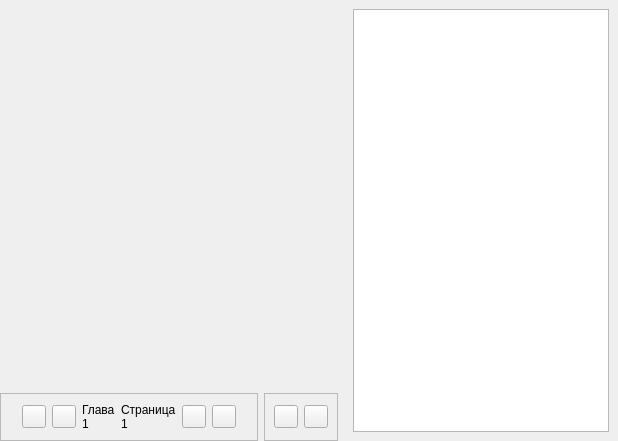
This is data/ui/widgets/reader.ui in brandonzorn/Nlight as Qt 5 draws it before an edit. The edited form follows.
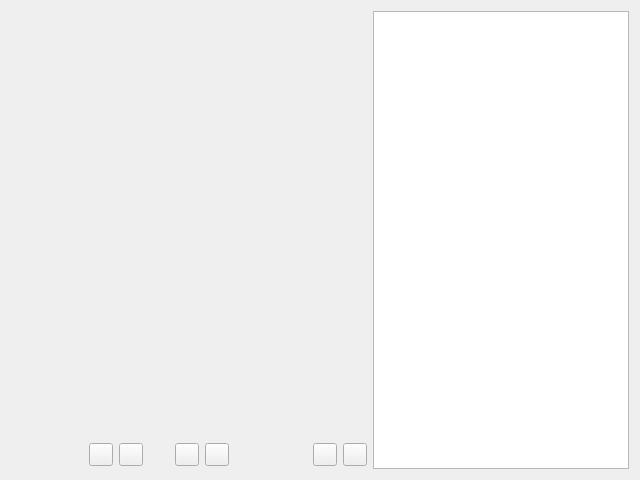
This is the edited form. Custom widgets are drawn as their Qt base class.

Commit message: feat: update info and reader pages

The edit to the form file:
```diff
--- a/data/ui/widgets/reader.ui
+++ b/data/ui/widgets/reader.ui
@@ -6,28 +6,13 @@
    <rect>
     <x>0</x>
     <y>0</y>
-    <width>618</width>
-    <height>441</height>
+    <width>640</width>
+    <height>480</height>
    </rect>
   </property>
-  <property name="windowTitle">
-   <string>Form</string>
-  </property>
-  <layout class="QHBoxLayout" name="horizontalLayout">
-   <property name="leftMargin">
-    <number>0</number>
-   </property>
-   <property name="topMargin">
-    <number>0</number>
-   </property>
-   <property name="rightMargin">
-    <number>0</number>
-   </property>
-   <property name="bottomMargin">
-    <number>0</number>
-   </property>
+  <layout class="QHBoxLayout" name="horizontalLayout_2">
    <item>
-    <widget class="QWidget" name="widget" native="true">
+    <widget class="SimpleCardWidget" name="readerCardWidget">
      <property name="sizePolicy">
       <sizepolicy hsizetype="Expanding" vsizetype="Expanding">
        <horstretch>0</horstretch>
@@ -56,6 +41,9 @@
          </sizepolicy>
         </property>
         <layout class="QHBoxLayout" name="reader_layout">
+         <property name="spacing">
+          <number>0</number>
+         </property>
          <property name="leftMargin">
           <number>0</number>
          </property>
@@ -74,22 +62,26 @@
       <item>
        <layout class="QHBoxLayout" name="actions_layout">
         <item>
-         <widget class="QFrame" name="actions_frame">
+         <widget class="QWidget" name="readerActionsWidget" native="true">
           <property name="sizePolicy">
            <sizepolicy hsizetype="Expanding" vsizetype="Preferred">
             <horstretch>0</horstretch>
             <verstretch>0</verstretch>
            </sizepolicy>
           </property>
-          <property name="frameShape">
-           <enum>QFrame::StyledPanel</enum>
-          </property>
-          <property name="frameShadow">
-           <enum>QFrame::Raised</enum>
-          </property>
-          <layout class="QVBoxLayout" name="verticalLayout">
-           <item>
-            <layout class="QHBoxLayout" name="page_actions_btn">
+          <layout class="QHBoxLayout" name="horizontalLayout">
+           <property name="leftMargin">
+            <number>0</number>
+           </property>
+           <property name="topMargin">
+            <number>0</number>
+           </property>
+           <property name="rightMargin">
+            <number>0</number>
+           </property>
+           <property name="bottomMargin">
+            <number>0</number>
+           </property>
              <item>
               <spacer name="horizontalSpacer">
                <property name="orientation">
@@ -97,8 +89,8 @@
                </property>
                <property name="sizeHint" stdset="0">
                 <size>
-                 <width>40</width>
-                 <height>20</height>
+               <width>10</width>
+               <height>29</height>
                 </size>
                </property>
               </spacer>
@@ -112,29 +104,20 @@
              </item>
              <item>
               <widget class="ToolButton" name="prev_page_btn">
-               <property name="text">
-                <string/>
-               </property>
                <property name="shortcut">
                 <string>Left</string>
                </property>
               </widget>
              </item>
              <item>
-              <widget class="BodyLabel" name="chapter_label">
-               <property name="text">
-                <string>Глава 1</string>
-               </property>
+            <widget class="BodyLabel" name="chapterLabel">
                <property name="wordWrap">
                 <bool>true</bool>
                </property>
               </widget>
              </item>
              <item>
-              <widget class="BodyLabel" name="page_label">
-               <property name="text">
-                <string>Страница 1</string>
-               </property>
+            <widget class="BodyLabel" name="pageLabel">
                <property name="wordWrap">
                 <bool>true</bool>
                </property>
@@ -161,26 +144,30 @@
                </property>
                <property name="sizeHint" stdset="0">
                 <size>
-                 <width>40</width>
-                 <height>20</height>
+               <width>11</width>
+               <height>29</height>
                 </size>
                </property>
               </spacer>
              </item>
             </layout>
-           </item>
-          </layout>
          </widget>
         </item>
         <item>
-         <widget class="QFrame" name="frame">
-          <property name="frameShape">
-           <enum>QFrame::StyledPanel</enum>
-          </property>
-          <property name="frameShadow">
-           <enum>QFrame::Raised</enum>
-          </property>
+         <widget class="QWidget" name="windowActionsWidget" native="true">
           <layout class="QHBoxLayout" name="horizontalLayout_4">
+           <property name="leftMargin">
+            <number>0</number>
+           </property>
+           <property name="topMargin">
+            <number>0</number>
+           </property>
+           <property name="rightMargin">
+            <number>0</number>
+           </property>
+           <property name="bottomMargin">
+            <number>0</number>
+           </property>
            <item>
             <widget class="ToolButton" name="fullscreen_btn">
              <property name="shortcut">
@@ -204,18 +191,36 @@
     </widget>
    </item>
    <item>
-    <widget class="ElevatedCardWidget" name="chapters_frame">
+    <widget class="CardWidget" name="chaptersCard">
      <layout class="QVBoxLayout" name="verticalLayout_2">
+      <property name="spacing">
+       <number>0</number>
+      </property>
+      <property name="leftMargin">
+       <number>0</number>
+      </property>
+      <property name="topMargin">
+       <number>0</number>
+      </property>
+      <property name="rightMargin">
+       <number>0</number>
+      </property>
+      <property name="bottomMargin">
+       <number>0</number>
+      </property>
       <item>
        <widget class="ListWidget" name="items_list">
         <property name="sizePolicy">
-         <sizepolicy hsizetype="Minimum" vsizetype="Minimum">
+         <sizepolicy hsizetype="Preferred" vsizetype="Preferred">
           <horstretch>0</horstretch>
           <verstretch>0</verstretch>
          </sizepolicy>
         </property>
         <property name="contextMenuPolicy">
-         <enum>Qt::CustomContextMenu</enum>
+         <enum>Qt::ContextMenuPolicy::CustomContextMenu</enum>
+        </property>
+        <property name="horizontalScrollBarPolicy">
+         <enum>Qt::ScrollBarPolicy::ScrollBarAlwaysOff</enum>
         </property>
         <property name="wordWrap">
          <bool>true</bool>
@@ -233,18 +238,6 @@
    <extends>QToolButton</extends>
    <header>qfluentwidgets</header>
   </customwidget>
-  <customwidget>
-   <class>CardWidget</class>
-   <extends>QFrame</extends>
-   <header>qfluentwidgets</header>
-   <container>1</container>
-  </customwidget>
-  <customwidget>
-   <class>SimpleCardWidget</class>
-   <extends>CardWidget</extends>
-   <header>qfluentwidgets</header>
-   <container>1</container>
-  </customwidget>
   <customwidget>
    <class>BodyLabel</class>
    <extends>QLabel</extends>
@@ -256,8 +249,14 @@
    <header>qfluentwidgets</header>
   </customwidget>
   <customwidget>
-   <class>ElevatedCardWidget</class>
-   <extends>SimpleCardWidget</extends>
+   <class>CardWidget</class>
+   <extends>QFrame</extends>
+   <header>qfluentwidgets</header>
+   <container>1</container>
+  </customwidget>
+  <customwidget>
+   <class>SimpleCardWidget</class>
+   <extends>QFrame</extends>
    <header>qfluentwidgets</header>
    <container>1</container>
   </customwidget>
```
Left out of the diff: 24 changed lines with no effect on the pictures. Lines whose indentation alone changed are shown as unchanged. The commit also changes 7 other files.
